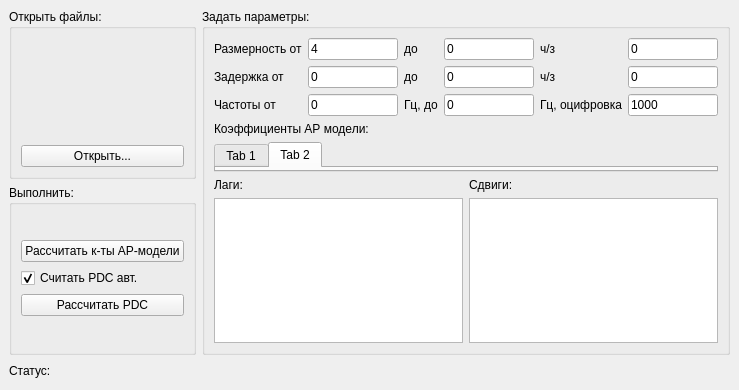
Old version of the form mainwindow.ui in the repository zOrg1331/pdcf.
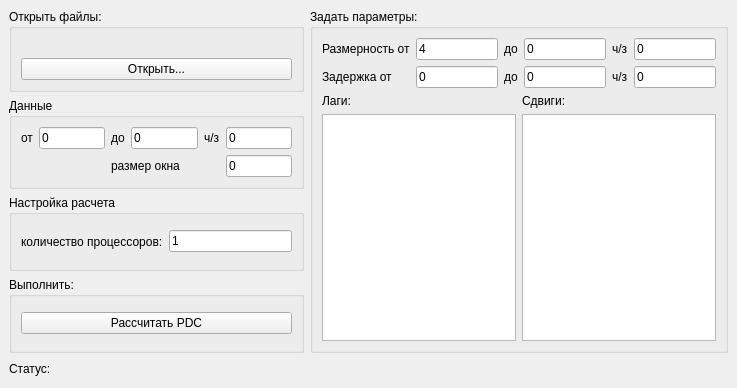
New version of the form.

Commit message: интерфейс окончательно отделен от движка

Patch:
```diff
--- a/mainwindow.ui
+++ b/mainwindow.ui
@@ -6,8 +6,8 @@
    <rect>
     <x>0</x>
     <y>0</y>
-    <width>739</width>
-    <height>390</height>
+    <width>737</width>
+    <height>388</height>
    </rect>
   </property>
   <property name="windowTitle">
@@ -48,6 +48,102 @@
             </layout>
            </widget>
           </item>
+          <item>
+           <widget class="QGroupBox" name="dataBox">
+            <property name="title">
+             <string>Данные</string>
+            </property>
+            <layout class="QHBoxLayout" name="horizontalLayout_4">
+             <item>
+              <layout class="QGridLayout" name="gridLayout_4">
+               <item row="0" column="0">
+                <widget class="QLabel" name="dataFromLabel">
+                 <property name="text">
+                  <string>от</string>
+                 </property>
+                </widget>
+               </item>
+               <item row="0" column="1">
+                <widget class="QLineEdit" name="dataFromEdit">
+                 <property name="text">
+                  <string>0</string>
+                 </property>
+                </widget>
+               </item>
+               <item row="0" column="2">
+                <widget class="QLabel" name="dataToLabel">
+                 <property name="text">
+                  <string>до</string>
+                 </property>
+                </widget>
+               </item>
+               <item row="0" column="3">
+                <widget class="QLineEdit" name="dataToEdit">
+                 <property name="text">
+                  <string>0</string>
+                 </property>
+                </widget>
+               </item>
+               <item row="0" column="4">
+                <widget class="QLabel" name="dataStepLabel">
+                 <property name="text">
+                  <string>ч/з</string>
+                 </property>
+                </widget>
+               </item>
+               <item row="0" column="5">
+                <widget class="QLineEdit" name="dataStepEdit">
+                 <property name="text">
+                  <string>0</string>
+                 </property>
+                </widget>
+               </item>
+               <item row="1" column="2" colspan="3">
+                <widget class="QLabel" name="windowLabel">
+                 <property name="text">
+                  <string>размер окна</string>
+                 </property>
+                </widget>
+               </item>
+               <item row="1" column="5">
+                <widget class="QLineEdit" name="windowEdit">
+                 <property name="text">
+                  <string>0</string>
+                 </property>
+                </widget>
+               </item>
+              </layout>
+             </item>
+            </layout>
+           </widget>
+          </item>
+          <item>
+           <widget class="QGroupBox" name="calcBox">
+            <property name="title">
+             <string>Настройка расчета</string>
+            </property>
+            <layout class="QHBoxLayout" name="horizontalLayout_6">
+             <item>
+              <layout class="QHBoxLayout" name="horizontalLayout_5">
+               <item>
+                <widget class="QLabel" name="cpuCountLabel">
+                 <property name="text">
+                  <string>количество процессоров:</string>
+                 </property>
+                </widget>
+               </item>
+               <item>
+                <widget class="QLineEdit" name="cpuCountEdit">
+                 <property name="text">
+                  <string>1</string>
+                 </property>
+                </widget>
+               </item>
+              </layout>
+             </item>
+            </layout>
+           </widget>
+          </item>
           <item>
            <widget class="QGroupBox" name="estimateBox">
             <property name="title">
@@ -57,29 +153,12 @@
              <item>
               <layout class="QGridLayout" name="gridLayout_2">
                <item row="0" column="0">
-                <widget class="QPushButton" name="estLSButton">
-                 <property name="text">
-                  <string>Рассчитать к-ты АР-модели</string>
-                 </property>
-                </widget>
-               </item>
-               <item row="2" column="0">
                 <widget class="QPushButton" name="estPDCButton">
                  <property name="text">
                   <string>Рассчитать PDC</string>
                  </property>
                 </widget>
                </item>
-               <item row="1" column="0">
-                <widget class="QCheckBox" name="estChBox">
-                 <property name="text">
-                  <string>Считать PDC авт.</string>
-                 </property>
-                 <property name="checked">
-                  <bool>true</bool>
-                 </property>
-                </widget>
-               </item>
               </layout>
              </item>
             </layout>
@@ -187,96 +266,30 @@
                  </property>
                 </widget>
                </item>
-               <item row="2" column="0">
-                <widget class="QLabel" name="freqLabel">
-                 <property name="text">
-                  <string>Частоты от</string>
-                 </property>
-                </widget>
-               </item>
-               <item row="2" column="1">
-                <widget class="QLineEdit" name="freqFromEdit">
-                 <property name="text">
-                  <string>0</string>
-                 </property>
-                </widget>
-               </item>
-               <item row="2" column="2">
-                <widget class="QLabel" name="freqToLabel">
-                 <property name="text">
-                  <string>Гц, до</string>
-                 </property>
-                </widget>
-               </item>
-               <item row="2" column="3">
-                <widget class="QLineEdit" name="freqToEdit">
-                 <property name="text">
-                  <string>0</string>
-                 </property>
-                </widget>
-               </item>
-               <item row="2" column="4">
-                <widget class="QLabel" name="vibLabel">
-                 <property name="text">
-                  <string>Гц, оцифровка</string>
-                 </property>
-                </widget>
-               </item>
-               <item row="2" column="5">
-                <widget class="QLineEdit" name="vibEdit">
-                 <property name="text">
-                  <string>1000</string>
-                 </property>
-                </widget>
-               </item>
               </layout>
              </item>
              <item row="1" column="0">
-              <widget class="QLabel" name="arCoeffsLabel">
-               <property name="text">
-                <string>Коэффициенты АР модели:</string>
-               </property>
-              </widget>
-             </item>
-             <item row="2" column="0" colspan="2">
-              <widget class="QTabWidget" name="arCoeffsTabs">
-               <property name="currentIndex">
-                <number>1</number>
-               </property>
-               <widget class="QWidget" name="tab">
-                <attribute name="title">
-                 <string>Tab 1</string>
-                </attribute>
-               </widget>
-               <widget class="QWidget" name="tab_2">
-                <attribute name="title">
-                 <string>Tab 2</string>
-                </attribute>
-               </widget>
-              </widget>
-             </item>
-             <item row="3" column="0">
               <widget class="QLabel" name="lagsLabel">
                <property name="text">
                 <string>Лаги:</string>
                </property>
               </widget>
              </item>
-             <item row="3" column="1">
+             <item row="1" column="1">
               <widget class="QLabel" name="shiftsLabel">
                <property name="text">
                 <string>Сдвиги:</string>
                </property>
               </widget>
              </item>
-             <item row="4" column="0">
+             <item row="2" column="0">
               <widget class="QTableWidget" name="lagsTableWidget">
                <property name="cornerButtonEnabled">
                 <bool>false</bool>
                </property>
               </widget>
              </item>
-             <item row="4" column="1">
+             <item row="2" column="1">
               <widget class="QTableWidget" name="shiftsTableWidget"/>
              </item>
             </layout>
```
The commit also changes 6 other files.
